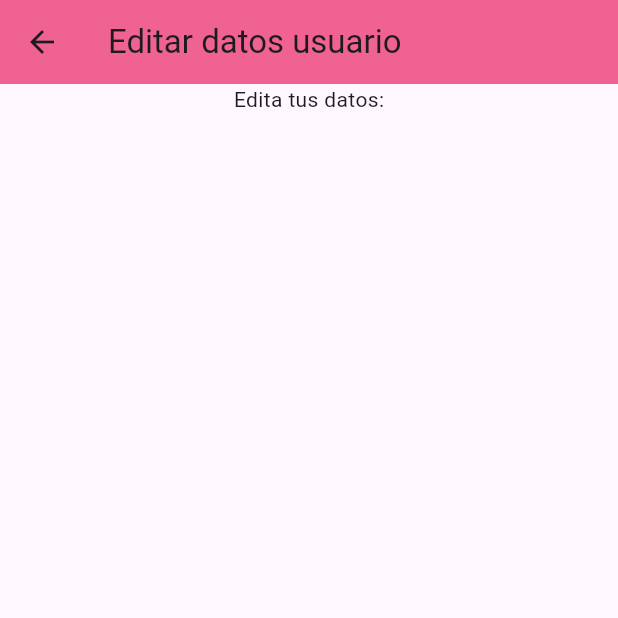
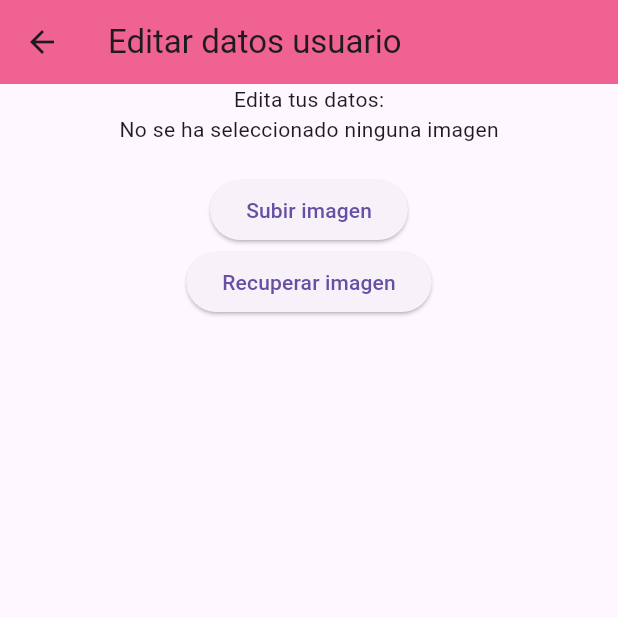
Before and after one commit to KilianGonzalez/ejemplo_firebase, a Flutter app: the EditarDatosUsuario screen opened directly, on a phone screen of 412 x 824 dp, the top half of it. Run offline on Flutter 3.47's test engine with Material 3 defaults, Android fonts, the phone set to English and light mode, and no system bars; our stand-ins replace cloud_firestore, firebase_auth, firebase_core, image_picker; missing offline and left inert: mongo_dart; accounts and stored records are empty; generated files the repository leaves out were written again.

Commit message:
Imagenes funcionando

```diff
--- a/lib/paginas/editar_datos_usuario.dart
+++ b/lib/paginas/editar_datos_usuario.dart
@@ -1,3 +1,8 @@
+
+
+import 'dart:io';
+
+import 'package:ejemplo_firebase/auth/servicio_auth.dart';
 import 'package:ejemplo_firebase/mongodb/db_conf.dart';
 import 'package:flutter/foundation.dart';
 import 'package:flutter/material.dart';
@@ -43,15 +48,91 @@ class _EditarDatosUsuarioState extends State<EditarDatosUsuario> {
     return Scaffold(
       appBar: AppBar(
         backgroundColor: Colors.pink[300],
-        title: Text("Editar datos usuario"),
+        title: const Text("Editar datos usuario"),
       ),
-      body: const Center(
+      body: Center(
         child: Column(
           children: [
-            Text("Edita tus datos:")
+            const Text("Edita tus datos:"),
+
+            //Añadimos la imagen o un texto
+            _imagenEnBytes != null ? Image.memory(_imagenEnBytes!, height: 200,) : const Text("No se ha seleccionado ninguna imagen"),
+
+            const SizedBox(height: 20),
+
+            ElevatedButton(
+              onPressed: () {
+                _subirImagen();
+              },
+              child: const Text("Subir imagen")
+            ),
+
+            ElevatedButton(
+              onPressed: () {
+                _recuperarImagen();
+              },
+              child: const Text("Recuperar imagen")
+            ),
           ],
         ),
       ),
     );
   }
+
+  Future _subirImagen() async {
+
+    final imagenseleccionada = await imagePicker.pickImage(source: ImageSource.gallery);
+
+    //Comprobar si ha encontrado una imagen
+    if (imagenseleccionada != null) {
+
+      //Pasamos la imagen a bytes para poder guardarla
+      final bytesImagen = await File(imagenseleccionada.path).readAsBytes();
+
+      //Pasamos los bytes al formato que a MongoDB le va bien
+      final datosBinarios = mongodb.BsonBinary.from(bytesImagen);
+
+      //Nos situamos en esta colección, si no está creada, se creará automaticamente
+      final collection = _db!.collection("imagenes_perfiles");
+
+      await collection.replaceOne(
+        {
+          "id_usuario_firebase": ServicioAuth().getUsuarioActual()!.uid
+        }
+        ,
+        {
+          "id_usuario_firebase": ServicioAuth().getUsuarioActual()!.uid,
+          "nombre_foto": "foto_perfil",
+          "imagen": datosBinarios,
+          "fecha_subida": DateTime.now()
+        },
+        //Si no encuentra el documento, lo crea
+        upsert: true
+      );
+      print("Imagen puesta");
+    }
+  }
+
+  Future <void> _recuperarImagen() async {
+
+    try {
+      //Nos conectamos con la collection que queremos
+      final collection = _db!.collection("imagenes_perfiles");
+
+      //Buscar el documento deseado
+      final doc = await collection.findOne({"id_usuario_firebase": ServicioAuth().getUsuarioActual()!.uid});
+
+      //Hay que cambiar el formato de Bson a MongoDB
+      if (doc != null && doc["imagen"] != null) {
+        final imagenBson = doc ["imagen"] as mongodb.BsonBinary;
+        setState(() {
+          _imagenEnBytes = imagenBson.byteList;
+        });
+      } else {
+        print("Error encontrando la imagen en el documento");
+      }
+    } catch (e) {
+        print("Error intentando recuperar el documento");
+    }
+  }
 }
```
